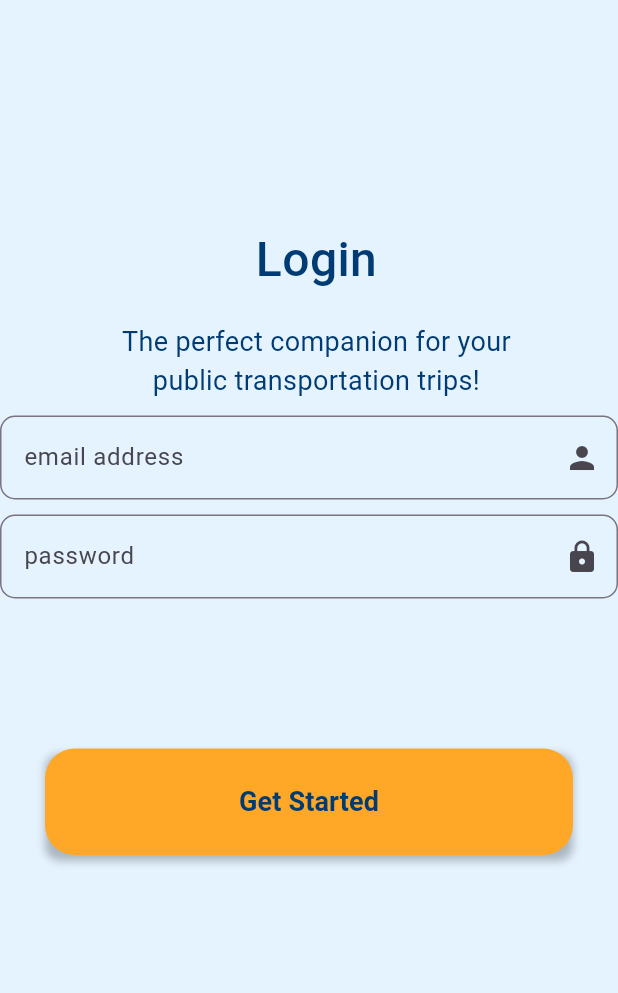
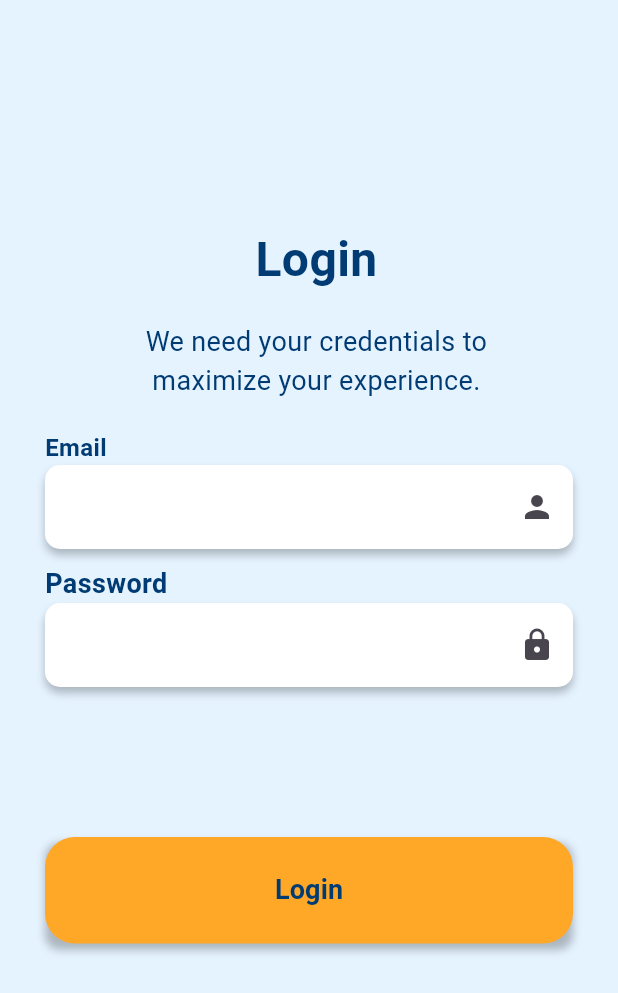
Before and after one commit to void018/path, a Flutter app: the screen it shows after launch, on a phone screen of 412 x 824 dp. Shown: the top 993 px of the screen. Run offline on Flutter 3.47's test engine with Material 3 defaults, Android fonts, the phone set to English and light mode, and no system bars; our stand-ins replace flutter_map, latlong2, location; missing offline and left inert: flutter_map_location_marker; Roboto replaces fonts that are missing (inter).

Commit message:
All components finished, a few layout touches remain

```diff
--- a/lib/screens/sign_in_screen.dart
+++ b/lib/screens/sign_in_screen.dart
@@ -32,7 +32,7 @@ Title text
                   color: Color.fromARGB(255, 0, 59, 115),
                   fontSize: 32,
                   fontFamily: 'inter',
-                  fontWeight: FontWeight.w500,
+                  fontWeight: FontWeight.w600,
                 ),
               ),
             ),
@@ -49,7 +49,7 @@ Subtitle text
             child: Padding(
               padding: EdgeInsets.fromLTRB(10, 0, 0, 10),
               child: Text(
-                'The perfect companion for your public transportation trips!',
+                'We need your credentials to maximize your experience.',
                 textAlign: TextAlign.center,
                 style: TextStyle(
                   color: Color.fromARGB(255, 0, 59, 115),
@@ -67,22 +67,48 @@ Email text field
 
 
 */
-
+          SizedBox(height: 10),
+          Padding(
+            padding:
+                const EdgeInsets.fromLTRB(30, 0, 30, 0), // Match button padding
+            child: SizedBox(
+              width: double.infinity,
+              child: Column(
+                crossAxisAlignment: CrossAxisAlignment.start,
+                children: [
+                  Text(
+                    'Email',
+                    style: TextStyle(
+                      color: Color.fromARGB(255, 0, 59, 115),
+                      fontSize: 16,
+                      fontWeight: FontWeight.w600,
+                    ),
+                  ),
                   Container(
-            child: Center(
+                    decoration: BoxDecoration(
+                      boxShadow: [
+                        BoxShadow(
+                          color: Colors.black.withOpacity(0.25),
+                          spreadRadius: 0,
+                          blurRadius: 4,
+                          offset: Offset(0, 4),
+                        ),
+                      ],
+                      borderRadius: BorderRadius.circular(10),
+                    ),
                     child: TextField(
                       decoration: InputDecoration(
+                        filled: true,
+                        fillColor: Colors.white,
                         suffixIcon: Icon(Icons.person),
-                  labelText: 'email address',
-                  hintStyle: TextStyle(color: Colors.black.withOpacity(0.5)),
                         border: OutlineInputBorder(
                           borderRadius: BorderRadius.circular(10),
-                    borderSide: const BorderSide(
-                      width: 1,
-                      color: Colors.black54,
+                          borderSide: BorderSide.none,
                         ),
                       ),
                     ),
+                  ),
+                ],
               ),
             ),
           ),
@@ -95,26 +121,47 @@ password text field
 */
 
           SizedBox(height: 10),
-          //
-          //password TextField
-
+          Padding(
+            padding: const EdgeInsets.fromLTRB(30, 0, 30, 0),
+            child: Column(
+              crossAxisAlignment: CrossAxisAlignment.start,
+              children: [
+                Text(
+                  'Password',
+                  style: TextStyle(
+                    fontSize: 18,
+                    fontWeight: FontWeight.w600,
+                    color: Color.fromARGB(255, 0, 59, 115),
+                  ),
+                ),
                 Container(
+                  decoration: BoxDecoration(
+                    boxShadow: [
+                      BoxShadow(
+                        color: Colors.black.withOpacity(0.25),
+                        spreadRadius: 0,
+                        blurRadius: 4,
+                        offset: Offset(0, 4),
+                      ),
+                    ],
+                    borderRadius: BorderRadius.circular(10),
+                  ),
                   child: Center(
                     child: TextField(
                       obscureText: true,
                       decoration: InputDecoration(
+                        filled: true,
+                        fillColor: Colors.white,
                         suffixIcon: Icon(Icons.lock),
-                  labelText: 'password',
-                  hintStyle: TextStyle(color: Colors.black.withOpacity(0.5)),
                         border: OutlineInputBorder(
                           borderRadius: BorderRadius.circular(10),
-                    borderSide: const BorderSide(
-                      width: 1,
-                      color: Colors.black54,
+                          borderSide: BorderSide.none,
                         ),
                       ),
                     ),
                   ),
+                ),
+              ],
             ),
           ),
 /*
@@ -152,7 +199,7 @@ Button with dropshadow
                   ),
                   onPressed: () {},
                   child: const Text(
-                    'Get Started',
+                    'Login',
                     style: TextStyle(
                       color: Color.fromARGB(255, 0, 59, 115),
                       fontSize: 18,
```
Lines whose indentation alone changed are shown as unchanged.
